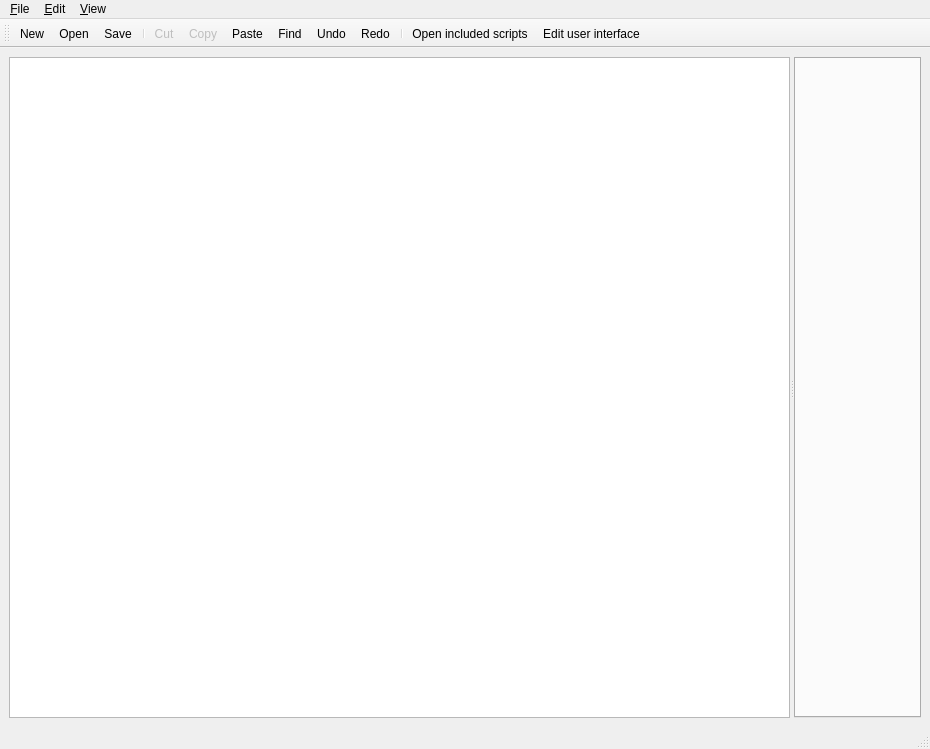
Before: the Qt Designer form ScriptCommunicator/ScriptEditor/mainwindow.ui in szieke/ScriptCommunicator_serial-terminal, drawn with Qt 5.
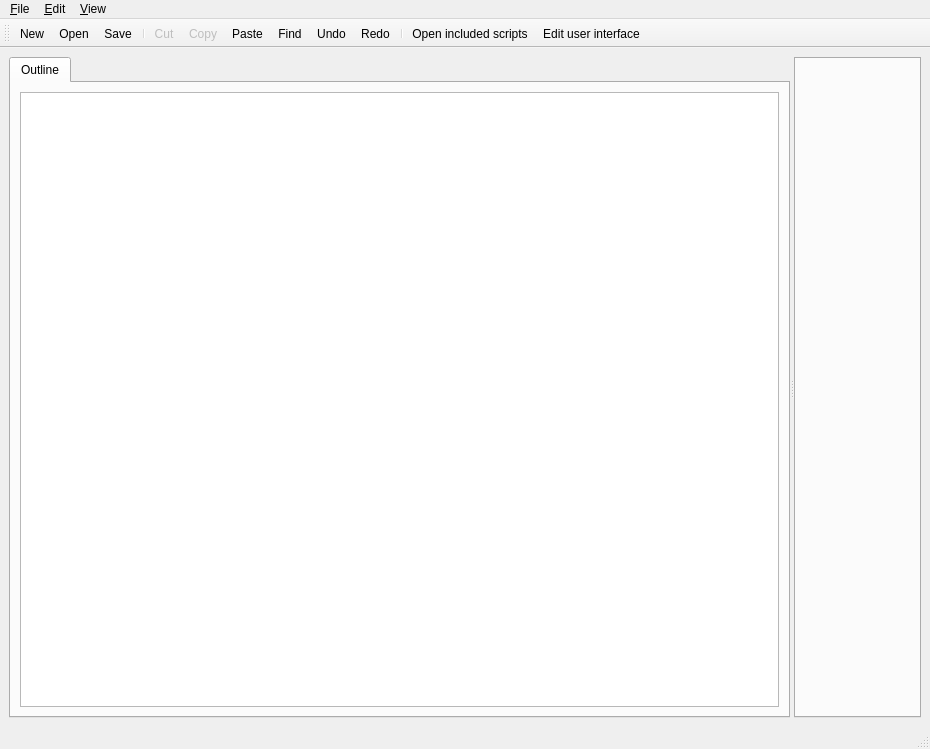
After: the same form once the commit is applied. Icons and pictures are not drawn.

Commit message: cleaned up the outline window

```diff
--- a/ScriptCommunicator/ScriptEditor/mainwindow.ui
+++ b/ScriptCommunicator/ScriptEditor/mainwindow.ui
@@ -20,7 +20,17 @@
       <property name="orientation">
        <enum>Qt::Horizontal</enum>
       </property>
-      <widget class="QTreeWidget" name="functionsTreeWidget">
+      <widget class="QTabWidget" name="tabWidget">
+       <property name="currentIndex">
+        <number>0</number>
+       </property>
+       <widget class="QWidget" name="tab">
+        <attribute name="title">
+         <string>Outline</string>
+        </attribute>
+        <layout class="QGridLayout" name="gridLayout">
+         <item row="0" column="0">
+          <widget class="QTreeWidget" name="outlineTreeWidget">
        <attribute name="headerVisible">
         <bool>false</bool>
        </attribute>
@@ -29,6 +39,10 @@
          <string notr="true">1</string>
         </property>
        </column>
+          </widget>
+         </item>
+        </layout>
+       </widget>
       </widget>
       <widget class="QTabWidget" name="documentsTabWidget">
        <property name="minimumSize">
```
Lines whose indentation alone changed are shown as unchanged. The commit also changes 3 other files.
